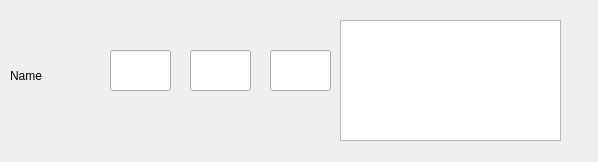
Before: the Qt Designer form src/CombatantWidget/combatantwidget.ui in lazaropo/2EManager, drawn with Qt 5.
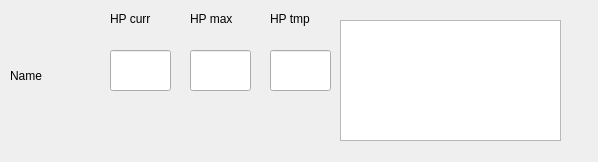
After: the same form once the commit is applied.

Commit message: gui in progress. make effect list output

The edit to the form file:
```diff
--- a/src/CombatantWidget/combatantwidget.ui
+++ b/src/CombatantWidget/combatantwidget.ui
@@ -66,6 +66,45 @@
     </rect>
    </property>
   </widget>
+  <widget class="QLabel" name="label_2">
+   <property name="geometry">
+    <rect>
+     <x>110</x>
+     <y>10</y>
+     <width>66</width>
+     <height>17</height>
+    </rect>
+   </property>
+   <property name="text">
+    <string>HP curr</string>
+   </property>
+  </widget>
+  <widget class="QLabel" name="label_3">
+   <property name="geometry">
+    <rect>
+     <x>190</x>
+     <y>10</y>
+     <width>66</width>
+     <height>17</height>
+    </rect>
+   </property>
+   <property name="text">
+    <string>HP max</string>
+   </property>
+  </widget>
+  <widget class="QLabel" name="label_4">
+   <property name="geometry">
+    <rect>
+     <x>270</x>
+     <y>10</y>
+     <width>66</width>
+     <height>17</height>
+    </rect>
+   </property>
+   <property name="text">
+    <string>HP tmp</string>
+   </property>
+  </widget>
  </widget>
  <resources/>
  <connections/>
```
The commit also changes 4 other files.
